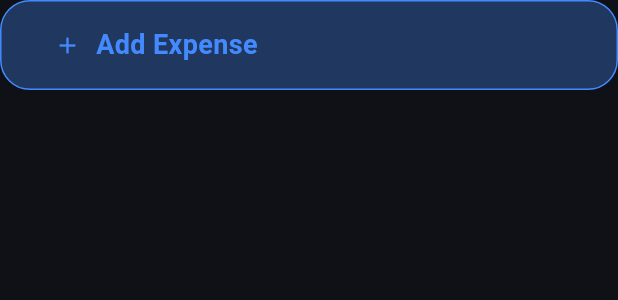
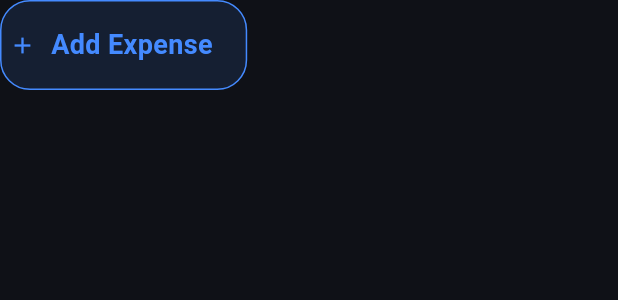
Before and after one commit to Kwizeraremy1/trackex, a Flutter app: the Button1 widget shown alone on an empty page, opened directly, on a phone screen of 412 x 824 dp. Shown: the top 300 px of the screen. Run offline on Flutter 3.47's test engine with Material 3 defaults, Android fonts, the phone set to English and light mode, and no system bars; our stand-ins replace fl_chart, supabase_flutter; accounts and stored records are empty.

Commit message:
small redesign

```diff
--- a/lib/pages/statistics.dart
+++ b/lib/pages/statistics.dart
@@ -72,7 +72,7 @@ class _StatisticsState extends State<Statistics> {
                             itemCount: 8,
                             gridDelegate:
                                 SliverGridDelegateWithFixedCrossAxisCount(
-                                  mainAxisExtent: 150,
+                                  mainAxisExtent: 160,
                                   crossAxisCount: 2,
                                 ),
                             itemBuilder: (BuildContext, index) {
--- a/lib/util/button1.dart
+++ b/lib/util/button1.dart
@@ -19,6 +19,7 @@ class Button1 extends StatelessWidget {
       onTap: onPressed,
       borderRadius: BorderRadius.circular(10),
       child: Container(
+        width: MediaQuery.of(context).size.width * 0.4,
         decoration: BoxDecoration(
           color: colorAll,
           borderRadius: BorderRadius.circular(20),
@@ -26,8 +27,8 @@ class Button1 extends StatelessWidget {
         ),
         child: Padding(
           padding: const EdgeInsets.only(
-            right: 30,
-            left: 30,
+            // right: 30,
+            // left: 30,
             top: 15,
             bottom: 15,
           ),
```
Also changed, not shown: lib/pages/Dashboard.dart (+4 -7 lines), lib/util/categoriesCard.dart (+11 -5 lines).
